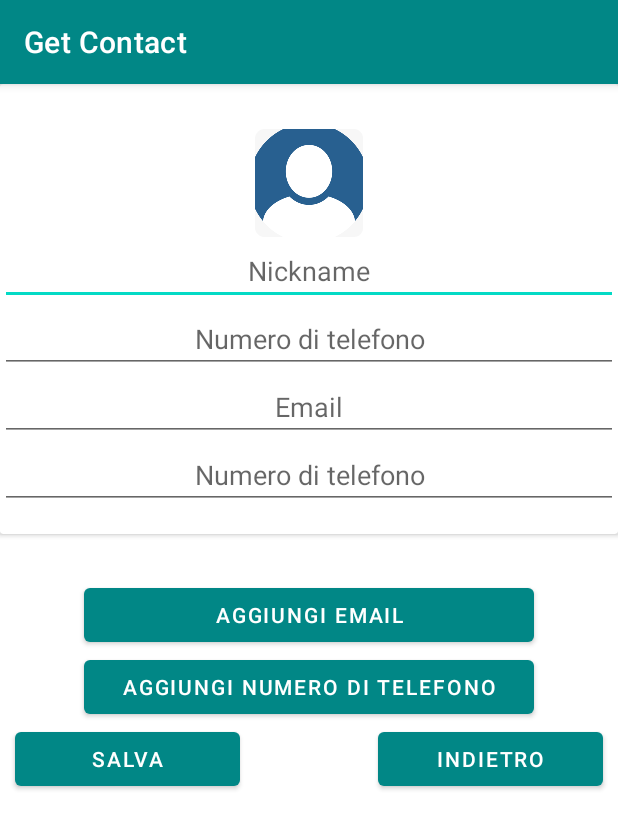
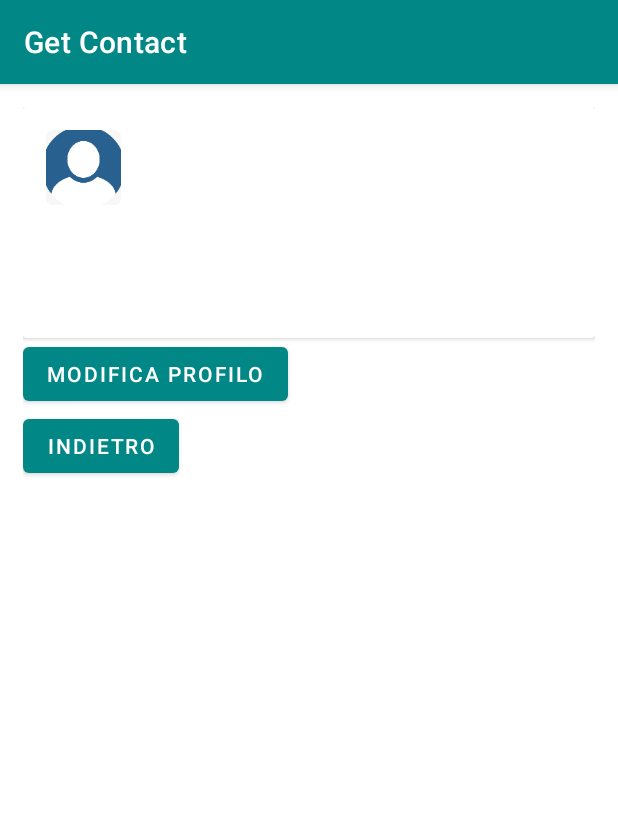
Before and after one commit to giadagabriele/Infocard, an Android app: the EditActivity screen opened directly, with no data from a screen before it, after a tap on "SALVA", on a phone screen of 412 x 824 dp. Shown: the top 829 px of the screen. Run offline under Robolectric (Android 15) with nearby library versions, the phone set to English and light mode, and no system bars; our stand-ins replace Firebase (no records; nobody signed in at launch, a user with empty details on screens opened directly); 2 other taps on this screen came first.

Commit message:
aggiunta schermata home, risolto profilo (resta extra)

```diff
--- a/app/src/main/AndroidManifest.xml
+++ b/app/src/main/AndroidManifest.xml
@@ -9,12 +9,13 @@
         android:roundIcon="@mipmap/logo_round"
         android:supportsRtl="true"
         android:theme="@style/Theme.Contatti">
+        <activity android:name=".ProfileActivity"></activity>
         <activity android:name=".RegistrationActivity" />
         <activity android:name=".EditActivity" />
         <activity
             android:name=".ui.login.Login"
             android:label="@string/title_activity_login" />
-        <activity android:name=".MainActivity">
+        <activity android:name=".HomeActivity">
             <intent-filter>
                 <action android:name="android.intent.action.MAIN" />
 
--- a/app/src/main/java/com/example/contatti/Contatti.java
+++ b/app/src/main/java/com/example/contatti/Contatti.java
@@ -9,12 +9,15 @@
 
     public String getNickname(){return nickname;}
     public String getNumeroDiTelefono(){return numeroDiTelefono;}
+    public ArrayList<String> getExtras(){return extras;}
 
     public void setNickname(String nickname){this.nickname=nickname;}
     public void setNumeroDiTelefono(String numeroDiTelefono){this.numeroDiTelefono=numeroDiTelefono;}
+    public void setExtras(ArrayList<String> extras){this.extras = extras;}
 
-    public Contatti(String nickname, String numeroDiTelefono) {
+    public Contatti(String nickname, String numeroDiTelefono, ArrayList<String> extras) {
         this.nickname = nickname;
         this.numeroDiTelefono = numeroDiTelefono;
+        this.extras = extras;
     }
 }
--- a/app/src/main/java/com/example/contatti/EditActivity.java
+++ b/app/src/main/java/com/example/contatti/EditActivity.java
@@ -4,32 +4,22 @@
 import androidx.annotation.Nullable;
 import androidx.appcompat.app.AppCompatActivity;
 
-import android.content.Context;
 import android.content.Intent;
 import android.os.Bundle;
 import android.text.InputType;
-import android.text.Layout;
 import android.view.Gravity;
 import android.view.View;
 import android.widget.Button;
 import android.widget.EditText;
 import android.widget.LinearLayout;
-import android.widget.RelativeLayout;
-import android.widget.TextView;
 import android.widget.Toast;
 
-import com.example.contatti.ui.login.Login;
-import com.google.android.gms.tasks.OnCompleteListener;
-import com.google.android.gms.tasks.Task;
-import com.google.android.material.textfield.TextInputEditText;
-import com.google.firebase.auth.AuthResult;
 import com.google.firebase.auth.FirebaseAuth;
-import com.google.firebase.auth.FirebaseUser;
+import com.google.firebase.database.DataSnapshot;
 import com.google.firebase.database.DatabaseError;
 import com.google.firebase.database.DatabaseReference;
 import com.google.firebase.database.FirebaseDatabase;
-
-import org.w3c.dom.Text;
+import com.google.firebase.database.ValueEventListener;
 
 import java.util.ArrayList;
 
@@ -37,61 +27,84 @@
     private DatabaseReference databaseReference;
     private FirebaseAuth auth;
     private Contatti c;
+    private String nick=null,num=null;
+    private EditText nickname,numero,extra;
+    private ArrayList<String> values;
     @Override
     protected void onCreate(Bundle savedInstanceState) {
         super.onCreate(savedInstanceState);
         setContentView(R.layout.activity_edit);
         auth=FirebaseAuth.getInstance();
+        String key=encodeUserEmail(auth.getCurrentUser().getEmail());
+        values=new ArrayList<String>();
+        databaseReference= FirebaseDatabase.getInstance().getReference();
+        LinearLayout l=findViewById(R.id.layout_edit);
+        databaseReference.addValueEventListener(new ValueEventListener() {
+            @Override
+            public void onDataChange(@NonNull DataSnapshot snapshot) {
+                if(snapshot.child(key).child("nickname").getValue()!=null && snapshot.child(key).child("numeroDiTelefono").getValue()!=null) {
+                    nickname = aggiungiTextField(l, snapshot.child(key).child("nickname").getValue().toString(), InputType.TYPE_CLASS_TEXT);
+                    numero = aggiungiTextField(l, snapshot.child(key).child("numeroDiTelefono").getValue().toString(), InputType.TYPE_CLASS_PHONE);
+                }
+                else{
+                    nickname=aggiungiTextFieldVuoto(l,"Nickname",InputType.TYPE_CLASS_TEXT);
+                    numero=aggiungiTextFieldVuoto(l,"Numero di telefono",InputType.TYPE_CLASS_PHONE);
+                }
+            }
+
+            @Override
+            public void onCancelled(@NonNull DatabaseError error) {
+
+            }
+        });
         final Button salva=findViewById(R.id.salva_edit);
         salva.setOnClickListener(new View.OnClickListener() {
             @Override
             public void onClick(View v) {
-                final EditText nicknameEditText = findViewById(R.id.edit_nickname);
-                final EditText numberEditText = findViewById(R.id.edit_numero);
                 String Email=encodeUserEmail(auth.getCurrentUser().getEmail());
-                String Nick=nicknameEditText.getText().toString().trim();
-                String Num=numberEditText.getText().toString().trim();
-                c=new Contatti(Nick,Num);
-                databaseReference= FirebaseDatabase.getInstance().getReference();
+                nick=nickname.getText().toString().trim();
+                num=numero.getText().toString().trim();
+                if(extra!=null) {
+                    values.add(extra.getText().toString().trim());
+                }
+                c = new Contatti(nick, num, values);
                 databaseReference.child(Email).setValue(c, new DatabaseReference.CompletionListener() {
                     @Override
                     public void onComplete(@Nullable DatabaseError error, @NonNull DatabaseReference ref) {
 
                     }
                 });
+                startActivity(new Intent(getApplicationContext(), ProfileActivity.class));
+                finish();
                 Toast.makeText(EditActivity.this, "MODIFICA SALVATA", Toast.LENGTH_SHORT).show();
             }
         });
 
-        LinearLayout l=findViewById(R.id.layout_edit);
-        /*for(int i=0;i<4;i++){   //mi richiamo i dati dal db e aggiungi su ognuno
-            aggiungiTextField(l,"inserisci email",InputType.TYPE_TEXT_VARIATION_EMAIL_ADDRESS);
-        }*/
         final Button aggiungiEmail=findViewById(R.id.aggiungi_email);
 
         aggiungiEmail.setOnClickListener(new View.OnClickListener() {
             @Override
             public void onClick(View v) {
-                aggiungiTextFieldVuoto(l,"Email",InputType.TYPE_TEXT_VARIATION_EMAIL_ADDRESS);
+                extra=aggiungiTextFieldVuoto(l,"Email",InputType.TYPE_TEXT_VARIATION_EMAIL_ADDRESS);
             }
         });
         final Button aggiungiNumero=findViewById(R.id.aggiungi_numero);
         aggiungiNumero.setOnClickListener(new View.OnClickListener() {
             @Override
             public void onClick(View v) {
-                aggiungiTextFieldVuoto(l,"Numero di telefono",InputType.TYPE_CLASS_PHONE);
+                extra=aggiungiTextFieldVuoto(l,"Numero di telefono",InputType.TYPE_CLASS_PHONE);
             }
         });
         final Button indietro=findViewById(R.id.indietro_edit);
         indietro.setOnClickListener(new View.OnClickListener() {
             @Override
             public void onClick(View v) {
-                startActivity(new Intent(getApplicationContext(), MainActivity.class));
+                startActivity(new Intent(getApplicationContext(), ProfileActivity.class));
                 finish();
             }
         });
     }
-    /*private void aggiungiTextField(LinearLayout l, String text, int inputType){
+    private EditText aggiungiTextField(LinearLayout l, String text, int inputType){
         EditText t=new EditText(this);
         LinearLayout.LayoutParams lp=new LinearLayout.LayoutParams(LinearLayout.LayoutParams.MATCH_PARENT, LinearLayout.LayoutParams.WRAP_CONTENT);
         t.setLayoutParams(lp);
@@ -100,8 +113,9 @@
         t.setInputType(inputType);
         t.setGravity(Gravity.CENTER);
         l.addView(t);
-    }*/
-    private void aggiungiTextFieldVuoto(LinearLayout l, String hint, int inputType){
+        return t;
+    }
+    private EditText aggiungiTextFieldVuoto(LinearLayout l, String hint, int inputType){
         EditText t=new EditText(this);
         LinearLayout.LayoutParams lp=new LinearLayout.LayoutParams(LinearLayout.LayoutParams.MATCH_PARENT, LinearLayout.LayoutParams.WRAP_CONTENT);
         t.setLayoutParams(lp);
@@ -110,7 +124,7 @@
         t.setInputType(inputType);
         t.setGravity(Gravity.CENTER);
         l.addView(t);
-
+        return t;
     }
 
     static String encodeUserEmail(String userEmail) {
--- a/app/src/main/java/com/example/contatti/MainActivity.java
+++ b/app/src/main/java/com/example/contatti/ProfileActivity.java
@@ -1,29 +1,23 @@
  package com.example.contatti;
 
 import androidx.annotation.NonNull;
-import androidx.annotation.Nullable;
 import androidx.appcompat.app.AppCompatActivity;
 
 import android.content.Intent;
 import android.os.Bundle;
 import android.view.View;
 import android.widget.Button;
-import android.widget.EditText;
 import android.widget.TextView;
-import android.widget.Toast;
 
 import com.example.contatti.ui.login.Login;
 import com.google.firebase.auth.FirebaseAuth;
-import com.google.firebase.auth.FirebaseUser;
 import com.google.firebase.database.DataSnapshot;
 import com.google.firebase.database.DatabaseError;
 import com.google.firebase.database.DatabaseReference;
 import com.google.firebase.database.FirebaseDatabase;
 import com.google.firebase.database.ValueEventListener;
 
-import org.w3c.dom.Text;
-
- public class MainActivity extends AppCompatActivity {
+ public class ProfileActivity extends AppCompatActivity {
     private FirebaseAuth auth;
     private DatabaseReference databaseReference;
 
@@ -37,7 +31,7 @@
         }
 
         else {
-            setContentView(R.layout.activity_main);
+            setContentView(R.layout.activity_profile);
             databaseReference = FirebaseDatabase.getInstance().getReference();
             String key = encodeUserEmail(auth.getCurrentUser().getEmail());
             final TextView nicknameEditText = findViewById(R.id.contatto_nickname);
@@ -59,13 +53,12 @@
                 }
             });
 
-            final Button logout = findViewById(R.id.esci);
-            logout.setOnClickListener(new View.OnClickListener() {
+            final Button indietro = findViewById(R.id.indietro_profilo);
+            indietro.setOnClickListener(new View.OnClickListener() {
 
                 @Override
                 public void onClick(View v) {
-                    auth.signOut();
-                    startActivity(new Intent(getApplicationContext(), Login.class));
+                    startActivity(new Intent(getApplicationContext(), HomeActivity.class));
 
                     finish();
                 }
--- a/app/src/main/java/com/example/contatti/ui/login/Login.java
+++ b/app/src/main/java/com/example/contatti/ui/login/Login.java
@@ -10,7 +10,6 @@
 import android.os.Bundle;
 
 import androidx.annotation.Nullable;
-import androidx.annotation.StringRes;
 import androidx.appcompat.app.AppCompatActivity;
 
 import android.text.Editable;
@@ -24,11 +23,10 @@
 import android.widget.TextView;
 import android.widget.Toast;
 
-import com.example.contatti.MainActivity;
+import com.example.contatti.HomeActivity;
+import com.example.contatti.ProfileActivity;
 import com.example.contatti.R;
 import com.example.contatti.RegistrationActivity;
-import com.example.contatti.ui.login.LoginViewModel;
-import com.example.contatti.ui.login.LoginViewModelFactory;
 import com.google.android.gms.tasks.OnCompleteListener;
 import com.google.android.gms.tasks.Task;
 import com.google.firebase.auth.AuthResult;
@@ -123,7 +121,7 @@
                     public void onComplete(@NonNull Task<AuthResult> task) {
                         if (task.isSuccessful()) {
                             Toast.makeText(Login.this, "ACCESSO EFFETTUATO", Toast.LENGTH_SHORT).show();
-                            startActivity(new Intent(getApplicationContext(), MainActivity.class));
+                            startActivity(new Intent(getApplicationContext(), HomeActivity.class));
                         }
                         else {
                             Toast.makeText(Login.this, "ERRORE", Toast.LENGTH_SHORT).show();
--- a/app/src/main/res/layout/activity_edit.xml
+++ b/app/src/main/res/layout/activity_edit.xml
@@ -40,26 +40,6 @@
                             android:layout_marginTop="30dp"
                             android:clickable="true"
                             app:srcCompat="@mipmap/ic_launcher_round" />
-
-                        <EditText
-                            android:id="@+id/edit_nickname"
-                            android:layout_width="match_parent"
-                            android:layout_height="wrap_content"
-                            android:layout_gravity="center"
-                            android:textAlignment="center"
-                            android:ems="10"
-                            android:hint="@string/nickname"
-                            android:inputType="textPersonName" />
-
-                        <EditText
-                            android:id="@+id/edit_numero"
-                            android:layout_width="match_parent"
-                            android:layout_height="wrap_content"
-                            android:layout_gravity="center"
-                            android:textAlignment="center"
-                            android:ems="10"
-                            android:hint="@string/numero"
-                            android:inputType="phone" />
 
                     </LinearLayout>
                 </LinearLayout>
--- a/app/src/main/res/layout/activity_main.xml
+++ b/app/src/main/res/layout/activity_profile.xml
@@ -62,12 +62,12 @@
             android:enabled="true"
             android:text="@string/edit" />
     <Button
-        android:id="@+id/esci"
+        android:id="@+id/indietro_profilo"
         android:layout_width="wrap_content"
         android:layout_height="wrap_content"
         android:layout_marginEnd="0dp"
         android:layout_marginRight="0dp"
         android:enabled="true"
-        android:text="@string/esci" />
+        android:text="@string/indietro" />
 
 </LinearLayout>
--- a/app/src/main/res/values/strings.xml
+++ b/app/src/main/res/values/strings.xml
@@ -18,7 +18,7 @@
     <string name="add_email">Aggiungi email</string>
     <string name="add_numero">Aggiungi numero di telefono</string>
     <string name="registra_password">Inserisci password >5 caratteri</string>
-    <string name="registra_nickname">Inserisci nickname</string>
     <string name="registra_email">Inserisci email</string>
+    <string name="profilo">Profilo</string>
     <string name="todo">TODO</string>
 </resources>
```
Also changed, not shown: app/src/main/java/com/example/contatti/HomeActivity.java (added, +41 -0 lines), app/src/main/res/layout/activity_home.xml (added, +39 -0 lines), app/src/main/res/layout/activity_registration.xml (+1 -10 lines).
